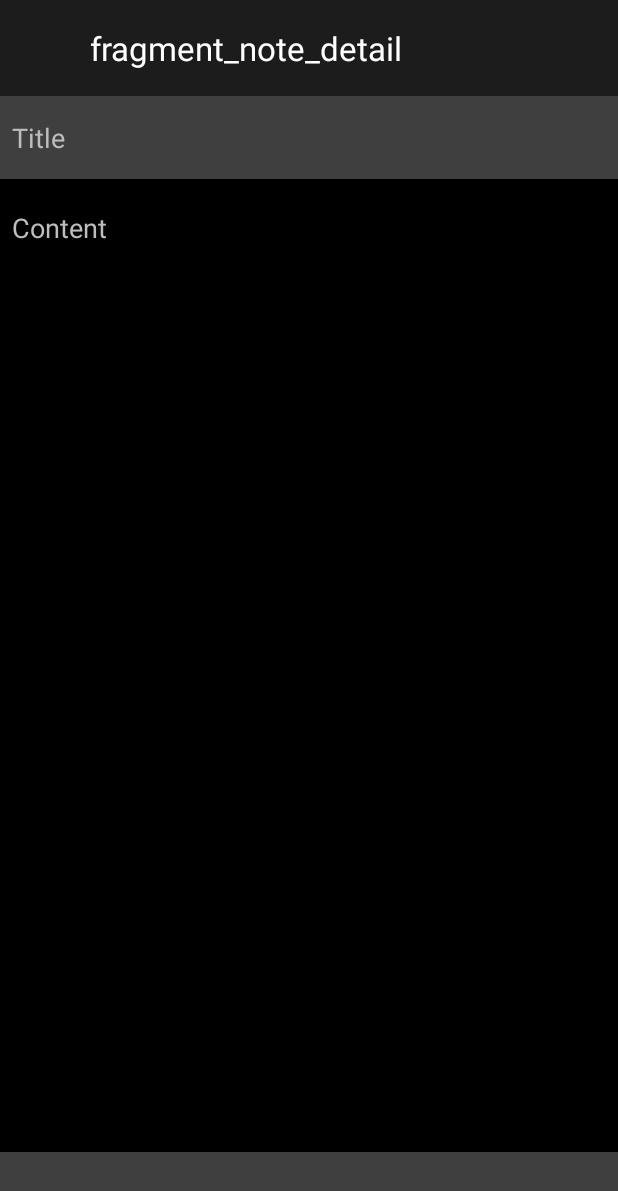
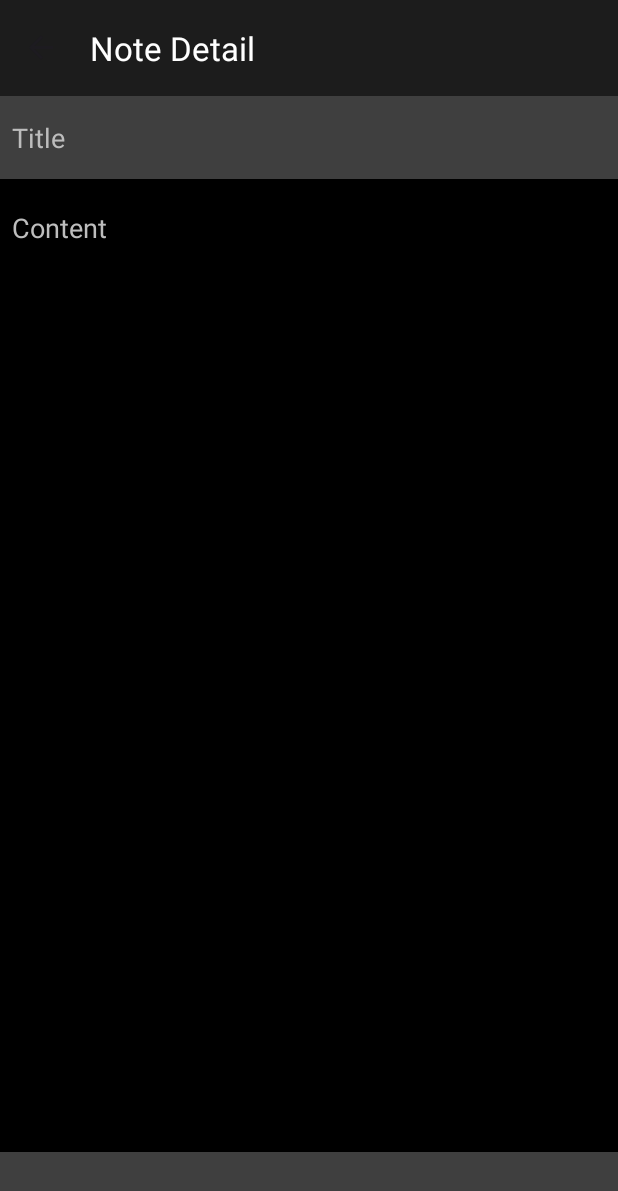
Before and after one commit to burak2861/Notes-App, an Android app: the screen it shows after launch (NoteActivity), after a tap on an icon or button, on a phone screen of 412 x 824 dp. Shown: the top 1191 px of the screen. Run offline under Robolectric (Android 15) with nearby library versions, the phone set to English and light mode, and no system bars; our stand-ins replace Dagger/Hilt's generated code, Room's generated code, navigation-ui.

Commit message:
first commit second commit third commit fourth commit

```diff
--- a/app/src/main/java/com/example/notesapp/SplashActivity.kt
+++ b/app/src/main/java/com/example/notesapp/SplashActivity.kt
@@ -1,11 +1,13 @@
 package com.example.notesapp
 
+import android.annotation.SuppressLint
 import android.content.Intent
 import androidx.appcompat.app.AppCompatActivity
 import android.os.Bundle
 import android.os.Handler
 import android.os.Looper
 
+@SuppressLint("CustomSplashScreen")
 class SplashActivity : AppCompatActivity() {
     override fun onCreate(savedInstanceState: Bundle?) {
         super.onCreate(savedInstanceState)
--- a/app/src/main/java/com/example/notesapp/detail/NoteDetailFragment.kt
+++ b/app/src/main/java/com/example/notesapp/detail/NoteDetailFragment.kt
@@ -7,6 +7,7 @@ import android.view.View
 import android.view.ViewGroup
 import androidx.activity.OnBackPressedCallback
 import androidx.activity.OnBackPressedDispatcher
+import androidx.appcompat.app.AppCompatActivity
 import androidx.fragment.app.Fragment
 import androidx.fragment.app.viewModels
 import androidx.lifecycle.lifecycleScope
--- a/app/src/main/java/com/example/notesapp/list/NoteListFragment.kt
+++ b/app/src/main/java/com/example/notesapp/list/NoteListFragment.kt
@@ -4,6 +4,7 @@ import android.os.Bundle
 import android.view.LayoutInflater
 import android.view.View
 import android.view.ViewGroup
+import androidx.appcompat.app.AppCompatActivity
 import androidx.appcompat.widget.SearchView
 import androidx.fragment.app.Fragment
 import androidx.fragment.app.viewModels
--- a/app/src/main/res/layout/activity_main.xml
+++ b/app/src/main/res/layout/activity_main.xml
@@ -16,7 +16,8 @@
         android:theme="@style/ThemeOverlay.AppCompat.ActionBar"
         app:layout_constraintEnd_toEndOf="parent"
         app:layout_constraintStart_toStartOf="parent"
-        app:layout_constraintTop_toTopOf="parent" />
+        app:layout_constraintTop_toTopOf="parent" >
+    </androidx.appcompat.widget.Toolbar>
 
     <fragment
         android:id="@+id/nav_host_fragment"
--- a/app/src/main/res/navigation/nav_graph.xml
+++ b/app/src/main/res/navigation/nav_graph.xml
@@ -8,7 +8,7 @@
     <fragment
         android:id="@+id/noteListFragment"
         android:name="com.example.notesapp.list.NoteListFragment"
-        android:label="fragment_note_list"
+        android:label="Note List"
         tools:layout="@layout/fragment_note_list" >
         <action
             android:id="@+id/action_noteListFragment_to_noteDetailFragment"
@@ -17,7 +17,7 @@
     <fragment
         android:id="@+id/noteDetailFragment"
         android:name="com.example.notesapp.detail.NoteDetailFragment"
-        android:label="fragment_note_detail"
+        android:label="Note Detail"
         tools:layout="@layout/fragment_note_detail" >
         <argument
             android:name="note"
--- a/app/src/main/res/values/strings.xml
+++ b/app/src/main/res/values/strings.xml
@@ -10,4 +10,5 @@
     <string name="content">Content</string>
     <string name="title">Title</string>
     <string name="welcome_to_notes_app">Welcome to Notes App</string>
+    <string name="notes_app">Notes App</string>
 </resources>
```
